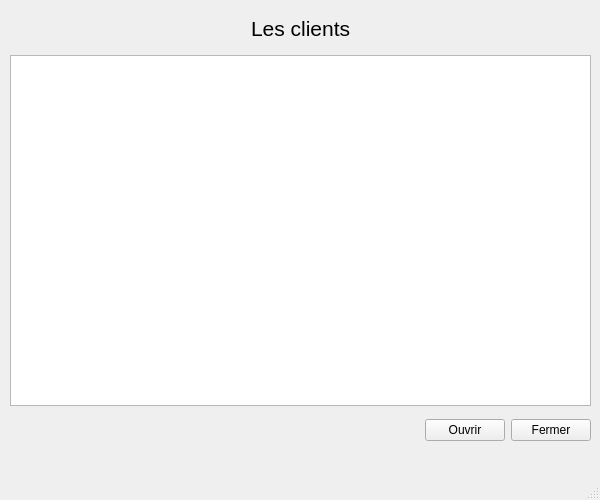
This is uilistclient.ui in MohamedSadio/banking-system as Qt 5 draws it before an edit. The edited form follows.
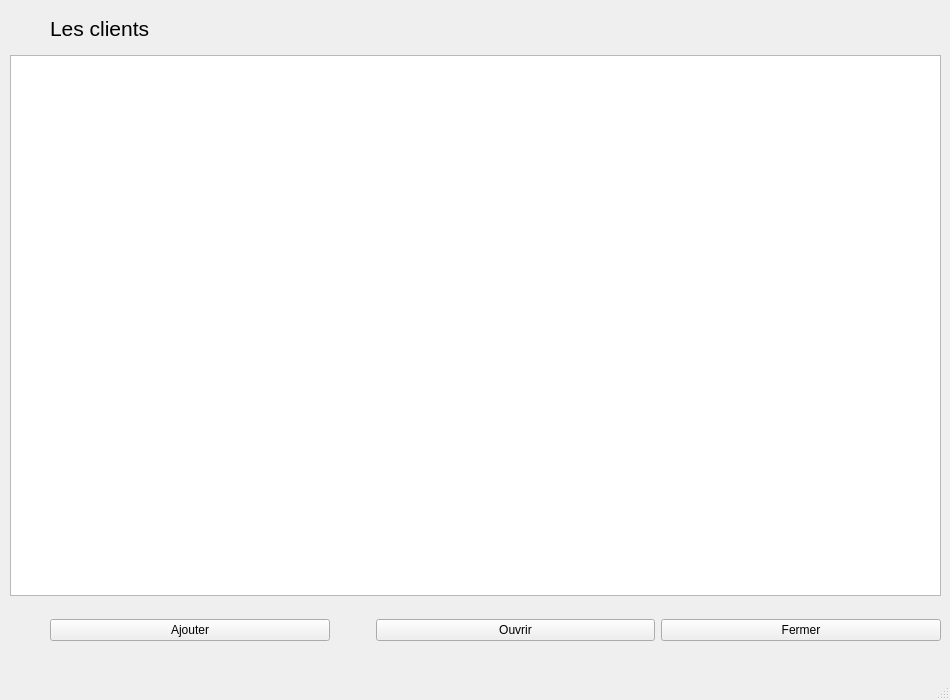
This is the edited form.

Diff of the .ui file:
```diff
--- a/uilistclient.ui
+++ b/uilistclient.ui
@@ -6,20 +6,20 @@
    <rect>
     <x>0</x>
     <y>0</y>
-    <width>600</width>
-    <height>500</height>
+    <width>950</width>
+    <height>700</height>
    </rect>
   </property>
   <property name="minimumSize">
    <size>
-    <width>600</width>
-    <height>500</height>
+    <width>950</width>
+    <height>700</height>
    </size>
   </property>
   <property name="maximumSize">
    <size>
-    <width>600</width>
-    <height>500</height>
+    <width>950</width>
+    <height>700</height>
    </size>
   </property>
   <property name="windowTitle">
@@ -31,16 +31,13 @@
      <rect>
       <x>10</x>
       <y>10</y>
-      <width>581</width>
+      <width>931</width>
       <height>37</height>
      </rect>
     </property>
     <layout class="QHBoxLayout" name="horizontalLayoutNorth">
      <item>
       <spacer name="horizontalSpacer">
-       <property name="orientation">
-        <enum>Qt::Horizontal</enum>
-       </property>
        <property name="sizeHint" stdset="0">
         <size>
          <width>40</width>
@@ -63,9 +60,6 @@
      </item>
      <item>
       <spacer name="horizontalSpacerLeft">
-       <property name="orientation">
-        <enum>Qt::Horizontal</enum>
-       </property>
        <property name="sizeHint" stdset="0">
         <size>
          <width>40</width>
@@ -81,8 +75,8 @@
      <rect>
       <x>10</x>
       <y>55</y>
-      <width>581</width>
-      <height>351</height>
+      <width>931</width>
+      <height>541</height>
      </rect>
     </property>
     <layout class="QHBoxLayout" name="horizontalLayoutTableview">
@@ -99,17 +93,31 @@
     <property name="geometry">
      <rect>
       <x>10</x>
-      <y>410</y>
-      <width>581</width>
+      <y>610</y>
+      <width>931</width>
       <height>41</height>
      </rect>
     </property>
     <layout class="QHBoxLayout" name="horizontalLayoutButtons">
      <item>
       <spacer name="horizontalSpacerButtons">
-       <property name="orientation">
-        <enum>Qt::Horizontal</enum>
+       <property name="sizeHint" stdset="0">
+        <size>
+         <width>40</width>
+         <height>20</height>
+        </size>
        </property>
+      </spacer>
+     </item>
+     <item>
+      <widget class="QPushButton" name="pushButtonAjout">
+       <property name="text">
+        <string>Ajouter</string>
+       </property>
+      </widget>
+     </item>
+     <item>
+      <spacer name="horizontalSpacer_2">
        <property name="sizeHint" stdset="0">
         <size>
          <width>40</width>
```
Left out of the diff: 4 changed lines with no effect on the pictures.
